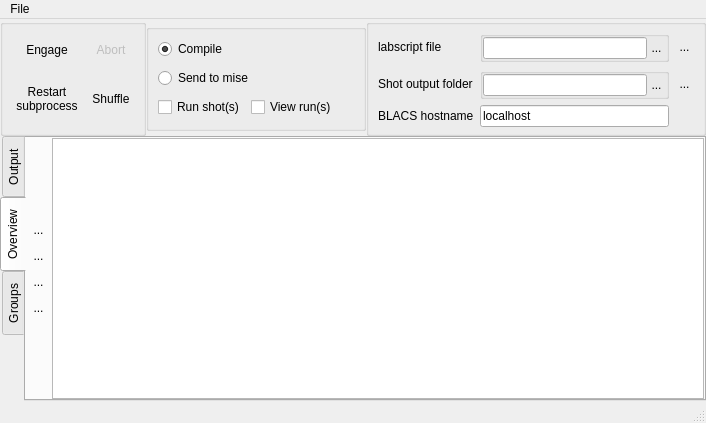
Before: the Qt Designer form main.ui in labscript-suite/runmanager, drawn with Qt 5.
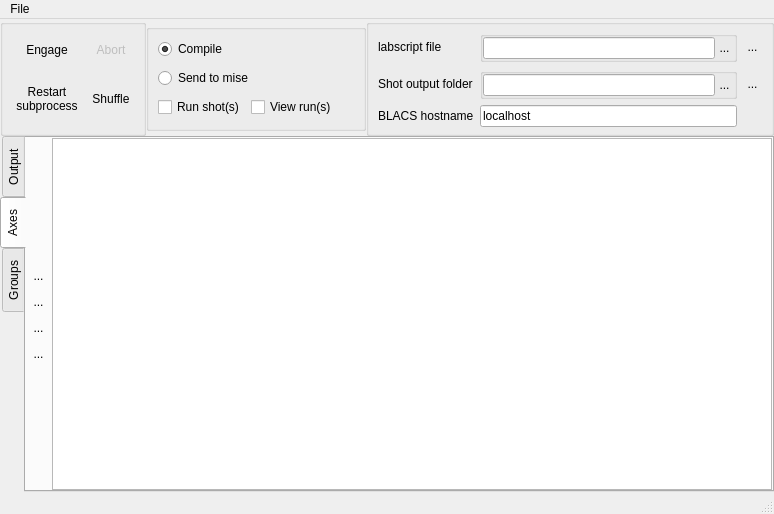
After: the same form once the commit is applied. The open tabs and pages were chosen to show the change. Icons and pictures are not drawn. Custom widgets are drawn as their Qt base class.

Commit message: Qt: More GUI work, writing auto-rollover of output folders

What changed in the file:
```diff
--- a/main.ui
+++ b/main.ui
@@ -6,8 +6,8 @@
    <rect>
     <x>0</x>
     <y>0</y>
-    <width>706</width>
-    <height>423</height>
+    <width>774</width>
+    <height>514</height>
    </rect>
   </property>
   <property name="windowTitle">
@@ -503,7 +503,10 @@
          <normaloff>:/custom/outer.png</normaloff>:/custom/outer.png</iconset>
        </attribute>
        <attribute name="title">
-        <string>Overview</string>
+        <string>Axes</string>
+       </attribute>
+       <attribute name="toolTip">
+        <string>See and change settings for the axes of the currently described parameter space</string>
        </attribute>
        <layout class="QHBoxLayout" name="horizontalLayout_4">
         <property name="spacing">
@@ -596,7 +599,35 @@
          </layout>
         </item>
         <item>
-         <widget class="QTreeView" name="treeView_overview"/>
+         <widget class="QScrollArea" name="scrollArea">
+          <property name="frameShape">
+           <enum>QFrame::NoFrame</enum>
+          </property>
+          <property name="widgetResizable">
+           <bool>true</bool>
+          </property>
+          <widget class="QWidget" name="scrollAreaWidgetContents">
+           <property name="geometry">
+            <rect>
+             <x>0</x>
+             <y>0</y>
+             <width>719</width>
+             <height>374</height>
+            </rect>
+           </property>
+           <layout class="QVBoxLayout" name="verticalLayout_7">
+            <property name="spacing">
+             <number>0</number>
+            </property>
+            <property name="margin">
+             <number>0</number>
+            </property>
+            <item>
+             <widget class="QTreeView" name="treeView_axes"/>
+            </item>
+           </layout>
+          </widget>
+         </widget>
         </item>
        </layout>
       </widget>
@@ -695,7 +726,7 @@
     <rect>
      <x>0</x>
      <y>0</y>
-     <width>706</width>
+     <width>774</width>
      <height>21</height>
     </rect>
    </property>
```
Left out of the diff: 53 changed lines with no effect on the pictures. The commit also changes 1 other file.
